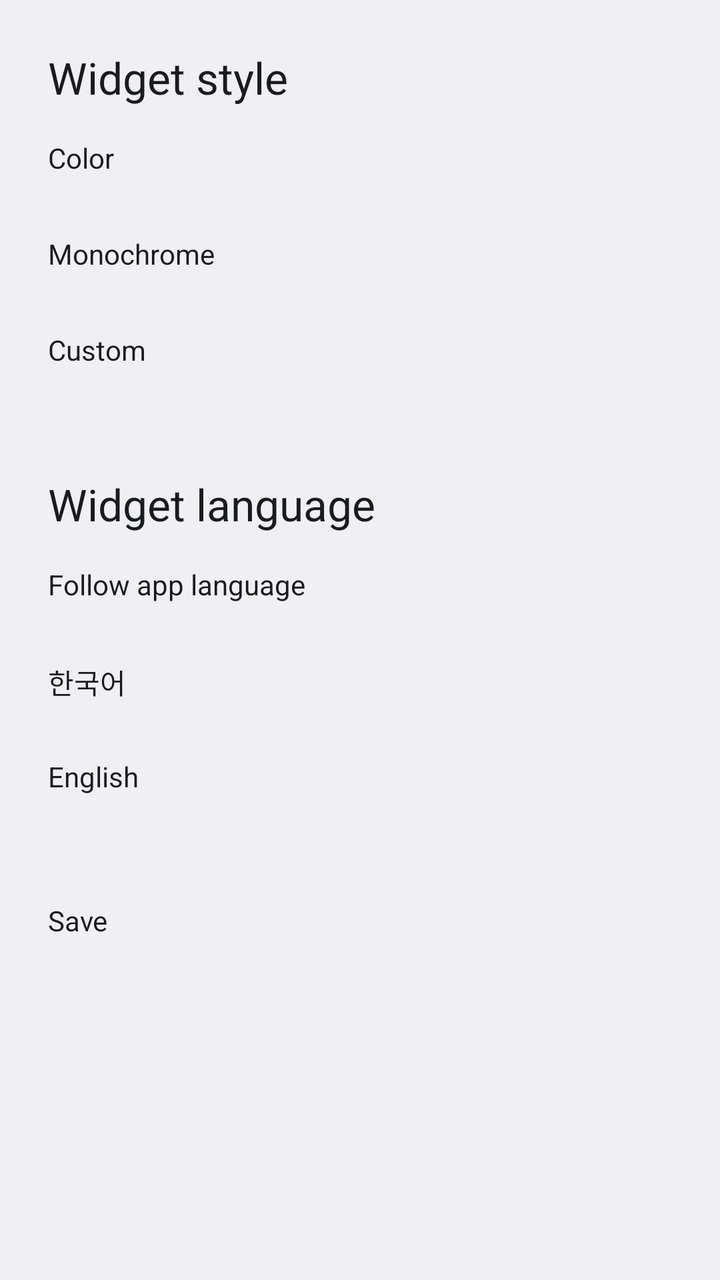
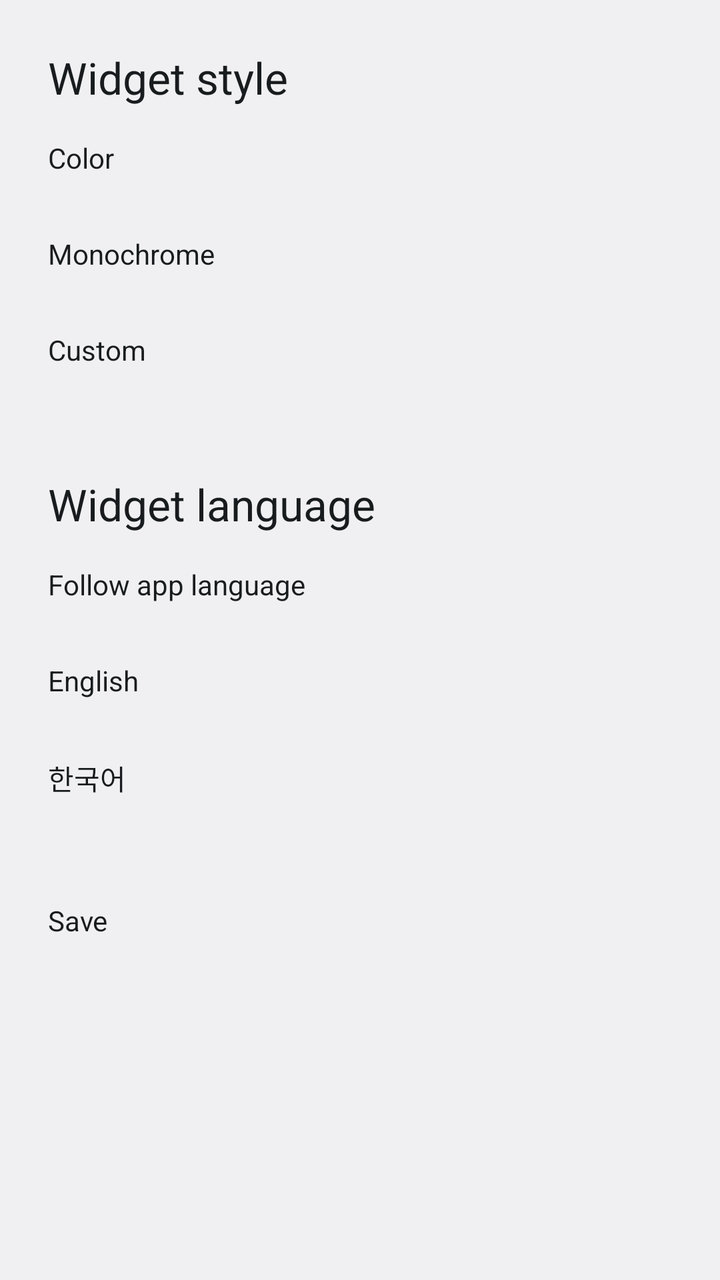

An Android layout rendered at two revisions. The XML below is the earlier revision; the diff shows what the commit changed to produce the second picture.
<!-- AndroidManifest.xml: activity theme MainTheme -->
<!-- res/layout/activity_widget_config.xml -->
<?xml version="1.0" encoding="utf-8"?>
<ScrollView xmlns:android="http://schemas.android.com/apk/res/android"
    android:layout_width="match_parent"
    android:layout_height="match_parent"
    android:fitsSystemWindows="true">

    <LinearLayout
        android:layout_width="match_parent"
        android:layout_height="wrap_content"
        android:orientation="vertical"
        android:padding="24dp">

        <TextView
            android:layout_width="wrap_content"
            android:layout_height="wrap_content"
            android:text="@string/style_title"
            android:textAppearance="@android:style/TextAppearance.DeviceDefault.Large" />

        <RadioGroup
            android:id="@+id/style_group"
            android:layout_width="match_parent"
            android:layout_height="wrap_content"
            android:layout_marginTop="16dp"
            android:orientation="vertical">

            <RadioButton
                android:id="@+id/style_color"
                android:layout_width="match_parent"
                android:layout_height="wrap_content"
                android:minHeight="48dp"
                android:text="@string/style_color" />
            <RadioButton
                android:id="@+id/style_mono"
                android:layout_width="match_parent"
                android:layout_height="wrap_content"
                android:minHeight="48dp"
                android:text="@string/style_mono" />
            <RadioButton
                android:id="@+id/style_custom"
                android:layout_width="match_parent"
                android:layout_height="wrap_content"
                android:minHeight="48dp"
                android:text="@string/style_custom" />
            
            <RadioButton
                android:id="@+id/style_system"
                android:layout_width="match_parent"
                android:layout_height="wrap_content"
                android:minHeight="48dp"
                android:text="@string/style_system"
                android:visibility="gone" />
        </RadioGroup>

        <TextView
            android:id="@+id/style_system_hint"
            android:layout_width="wrap_content"
            android:layout_height="wrap_content"
            android:text="@string/style_system_hint"
            android:visibility="gone" />

        
        <LinearLayout
            android:id="@+id/custom_fields"
            android:layout_width="match_parent"
            android:layout_height="wrap_content"
            android:layout_marginTop="8dp"
            android:orientation="vertical"
            android:visibility="gone">

            <TextView
                android:layout_width="wrap_content"
                android:layout_height="wrap_content"
                android:labelFor="@+id/color_on"
                android:text="@string/color_on" />
            <LinearLayout
                android:layout_width="match_parent"
                android:layout_height="wrap_content"
                android:orientation="horizontal"
                android:gravity="center_vertical">

                
                <View
                    android:id="@+id/swatch_on"
                    android:layout_width="48dp"
                    android:layout_height="48dp"
                    android:layout_marginEnd="8dp"
                    android:clickable="true"
                    android:focusable="true"
                    android:contentDescription="@string/color_on" />
                <EditText
                    android:id="@+id/color_on"
                    android:layout_width="0dp"
                    android:layout_height="wrap_content"
                    android:layout_weight="1"
                    android:minHeight="48dp"
                    android:hint="@string/hex_hint"
                    android:inputType="text|textNoSuggestions"
                    android:maxLength="7"
                    android:singleLine="true" />
            </LinearLayout>

            <TextView
                android:layout_width="wrap_content"
                android:layout_height="wrap_content"
                android:layout_marginTop="8dp"
                android:labelFor="@+id/color_off"
                android:text="@string/color_off" />
            <LinearLayout
                android:layout_width="match_parent"
                android:layout_height="wrap_content"
                android:orientation="horizontal"
                android:gravity="center_vertical">

                
                <View
                    android:id="@+id/swatch_off"
                    android:layout_width="48dp"
                    android:layout_height="48dp"
                    android:layout_marginEnd="8dp"
                    android:clickable="true"
                    android:focusable="true"
                    android:contentDescription="@string/color_off" />
                <EditText
                    android:id="@+id/color_off"
                    android:layout_width="0dp"
                    android:layout_height="wrap_content"
                    android:layout_weight="1"
                    android:minHeight="48dp"
                    android:hint="@string/hex_hint"
                    android:inputType="text|textNoSuggestions"
                    android:maxLength="7"
                    android:singleLine="true" />
            </LinearLayout>

            <TextView
                android:layout_width="wrap_content"
                android:layout_height="wrap_content"
                android:layout_marginTop="8dp"
                android:labelFor="@+id/color_unknown"
                android:text="@string/color_unknown" />
            <LinearLayout
                android:layout_width="match_parent"
                android:layout_height="wrap_content"
                android:orientation="horizontal"
                android:gravity="center_vertical">

                
                <View
                    android:id="@+id/swatch_unknown"
                    android:layout_width="48dp"
                    android:layout_height="48dp"
                    android:layout_marginEnd="8dp"
                    android:clickable="true"
                    android:focusable="true"
                    android:contentDescription="@string/color_unknown" />
                <EditText
                    android:id="@+id/color_unknown"
                    android:layout_width="0dp"
                    android:layout_height="wrap_content"
                    android:layout_weight="1"
                    android:minHeight="48dp"
                    android:hint="@string/hex_hint"
                    android:inputType="text|textNoSuggestions"
                    android:maxLength="7"
                    android:singleLine="true" />
            </LinearLayout>
        </LinearLayout>

        
        <TextView
            android:layout_width="wrap_content"
            android:layout_height="wrap_content"
            android:layout_marginTop="24dp"
            android:text="@string/widget_lang_title"
            android:textAppearance="@android:style/TextAppearance.DeviceDefault.Large" />

        <RadioGroup
            android:id="@+id/widget_lang_group"
            android:layout_width="match_parent"
            android:layout_height="wrap_content"
            android:layout_marginTop="16dp"
            android:orientation="vertical">

            <RadioButton
                android:id="@+id/widget_lang_app"
                android:layout_width="match_parent"
                android:layout_height="wrap_content"
                android:minHeight="48dp"
                android:text="@string/widget_lang_app" />
            <RadioButton
                android:id="@+id/widget_lang_ko"
                android:layout_width="match_parent"
                android:layout_height="wrap_content"
                android:minHeight="48dp"
                android:text="@string/lang_ko" />
            <RadioButton
                android:id="@+id/widget_lang_en"
                android:layout_width="match_parent"
                android:layout_height="wrap_content"
                android:minHeight="48dp"
                android:text="@string/lang_en" />
        </RadioGroup>

        <Button
            android:id="@+id/btn_save"
            android:layout_width="match_parent"
            android:layout_height="wrap_content"
            android:layout_marginTop="24dp"
            android:text="@string/btn_save" />
    </LinearLayout>
</ScrollView>
<!-- resources referenced by this layout -->
<resources>
  <string name="btn_save">Save</string>
  <string name="color_off">Off color</string>
  <string name="color_on">On color</string>
  <string name="color_unknown">Unknown color</string>
  <string name="hex_hint" translatable="false">#RRGGBB</string>
  <string name="lang_en" translatable="false">English</string>
  <string name="lang_ko" translatable="false">한국어</string>
  <string name="style_color">Color</string>
  <string name="style_custom">Custom</string>
  <string name="style_mono">Monochrome</string>
  <string name="style_system">System colors</string>
  <string name="style_system_hint">Follows your wallpaper colors (Android 12 and later)</string>
  <string name="style_title">Widget style</string>
  <string name="widget_lang_app">Follow app language</string>
  <string name="widget_lang_title">Widget language</string>
  <style name="MainTheme" parent="@android:style/Theme.DeviceDefault.Light" />
</resources>

<!-- the commit's change to res/layout/activity_widget_config.xml (unified diff, before → after) -->
@@ -188,17 +188,17 @@
                 android:minHeight="48dp"
                 android:text="@string/widget_lang_app" />
             <RadioButton
+                android:id="@+id/widget_lang_en"
+                android:layout_width="match_parent"
+                android:layout_height="wrap_content"
+                android:minHeight="48dp"
+                android:text="@string/lang_en" />
+            <RadioButton
                 android:id="@+id/widget_lang_ko"
                 android:layout_width="match_parent"
                 android:layout_height="wrap_content"
                 android:minHeight="48dp"
                 android:text="@string/lang_ko" />
-            <RadioButton
-                android:id="@+id/widget_lang_en"
-                android:layout_width="match_parent"
-                android:layout_height="wrap_content"
-                android:minHeight="48dp"
-                android:text="@string/lang_en" />
         </RadioGroup>
 
         <Button
